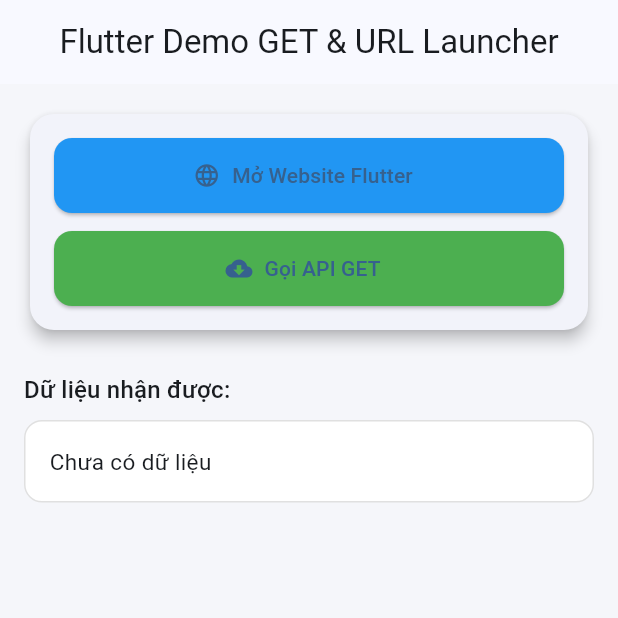
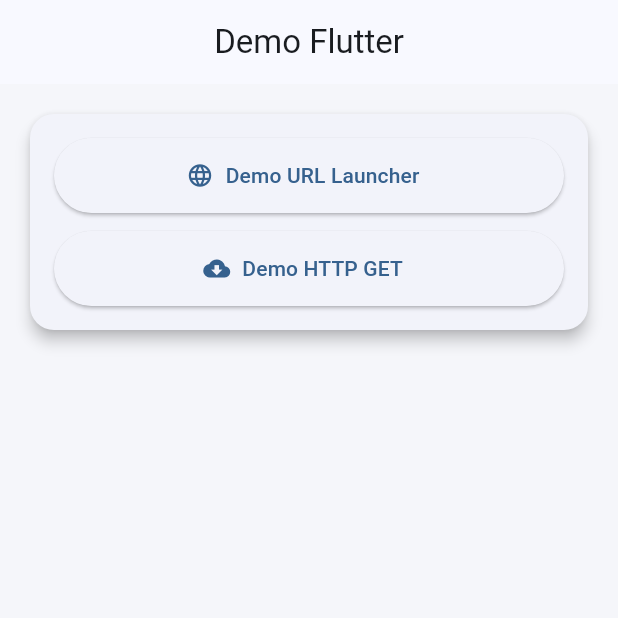
Before and after one commit to Claudeyami/Mobiapp1, a Flutter app: the screen it shows after launch, on a phone screen of 412 x 824 dp, the top half of it. Run offline on Flutter 3.47's test engine with Material 3 defaults, Android fonts, the phone set to English and light mode, and no system bars.

Commit message:
update demo new

```diff
--- a/lib/main.dart
+++ b/lib/main.dart
@@ -1,5 +1,5 @@
 import 'package:flutter/material.dart';
-import 'view/HomeView.dart';
+import 'view/home_view.dart';
 
 void main() {
   runApp(const MyApp());
--- a/lib/view/HomeView.dart
+++ /dev/null
@@ -1,125 +0,0 @@
-import 'package:flutter/material.dart';
-import 'package:http/http.dart' as http;
-import 'dart:convert';
-import 'package:url_launcher/url_launcher.dart';
-
-class HomeView extends StatefulWidget {
-  const HomeView({super.key});
-
-  @override
-  State<HomeView> createState() => _HomeViewState();
-}
-
-class _HomeViewState extends State<HomeView> {
-  String title = "Chưa có dữ liệu";
-
-  Future<void> fetchData() async {
-    setState(() {
-      title = "Đang gọi API...";
-    });
-
-    final response = await http.get(
-      Uri.parse("https://jsonplaceholder.typicode.com/posts/1"),
-    );
-
-    if (response.statusCode == 200) {
-      final data = jsonDecode(response.body);
-      setState(() {
-        title =
-        "Gọi API thành công!\n\n"
-            "Tiêu đề trả về từ server:\n"
-            "${data["title"]}";
-      });
-    } else {
-      setState(() {
-        title = "Gọi API thất bại!";
-      });
-    }
-  }
-  Future<void> openWebsite() async {
-    final Uri url = Uri.parse("https://flutter.dev");
-    await launchUrl(url, mode: LaunchMode.externalApplication);
-  }
-
-  @override
-  Widget build(BuildContext context) {
-    return Scaffold(
-      backgroundColor: const Color(0xFFF5F6FA),
-      appBar: AppBar(
-        title: const Text("Flutter Demo GET & URL Launcher"),
-        centerTitle: true,
-        elevation: 0,
-      ),
-      body: Padding(
-        padding: const EdgeInsets.all(16),
-        child: Column(
-          children: [
-            Card(
-              shape: RoundedRectangleBorder(
-                borderRadius: BorderRadius.circular(16),
-              ),
-              elevation: 4,
-              child: Padding(
-                padding: const EdgeInsets.all(16),
-                child: Column(
-                  children: [
-                    ElevatedButton.icon(
-                      icon: const Icon(Icons.language),
-                      label: const Text("Mở Website Flutter"),
-                      style: ElevatedButton.styleFrom(
-                        minimumSize: const Size.fromHeight(50),
-                        backgroundColor: Colors.blue,
-                        shape: RoundedRectangleBorder(
-                          borderRadius: BorderRadius.circular(12),
-                        ),
-                      ),
-                      onPressed: openWebsite,
-                    ),
-                    const SizedBox(height: 12),
-                    ElevatedButton.icon(
-                      icon: const Icon(Icons.cloud_download),
-                      label: const Text("Gọi API GET"),
-                      style: ElevatedButton.styleFrom(
-                        minimumSize: const Size.fromHeight(50),
-                        backgroundColor: Colors.green,
-                        shape: RoundedRectangleBorder(
-                          borderRadius: BorderRadius.circular(12),
-                        ),
-                      ),
-                      onPressed: fetchData,
-                    ),
-                  ],
-                ),
-              ),
-            ),
-
-            const SizedBox(height: 24),
-
-            Align(
-              alignment: Alignment.centerLeft,
-              child: Text(
-                "Dữ liệu nhận được:",
-                style: Theme.of(context).textTheme.titleMedium,
-              ),
-            ),
-            const SizedBox(height: 8),
-
-            Container(
-              width: double.infinity,
-              padding: const EdgeInsets.all(16),
-              decoration: BoxDecoration(
-                color: Colors.white,
-                borderRadius: BorderRadius.circular(12),
-                border: Border.all(color: Colors.grey.shade300),
-              ),
-              child: Text(
-                title,
-                style: const TextStyle(fontSize: 15),
-              ),
-            ),
-          ],
-        ),
-      ),
-    );
-  }
-}
--- /dev/null
+++ b/lib/view/home_view.dart
@@ -0,0 +1,69 @@
+import 'package:flutter/material.dart';
+import 'get_view.dart';
+import 'url_launcher_view.dart';
+
+class HomeView extends StatelessWidget {
+  const HomeView({super.key});
+
+  @override
+  Widget build(BuildContext context) {
+    return Scaffold(
+      backgroundColor: const Color(0xFFF5F6FA),
+      appBar: AppBar(
+        title: const Text("Demo Flutter"),
+        centerTitle: true,
+      ),
+      body: Padding(
+        padding: const EdgeInsets.all(16),
+        child: Column(
+          children: [
+            Card(
+              shape: RoundedRectangleBorder(
+                borderRadius: BorderRadius.circular(16),
+              ),
+              elevation: 4,
+              child: Padding(
+                padding: const EdgeInsets.all(16),
+                child: Column(
+                  children: [
+                    ElevatedButton.icon(
+                      icon: const Icon(Icons.language),
+                      label: const Text("Demo URL Launcher"),
+                      style: ElevatedButton.styleFrom(
+                        minimumSize: const Size.fromHeight(50),
+                      ),
+                      onPressed: () {
+                        Navigator.push(
+                          context,
+                          MaterialPageRoute(
+                            builder: (_) => const UrlLauncherView(),
+                          ),
+                        );
+                      },
+                    ),
+                    const SizedBox(height: 12),
+                    ElevatedButton.icon(
+                      icon: const Icon(Icons.cloud_download),
+                      label: const Text("Demo HTTP GET"),
+                      style: ElevatedButton.styleFrom(
+                        minimumSize: const Size.fromHeight(50),
+                      ),
+                      onPressed: () {
+                        Navigator.push(
+                          context,
+                          MaterialPageRoute(
+                            builder: (_) => const GetView(),
+                          ),
+                        );
+                      },
+                    ),
+                  ],
+                ),
+              ),
+            ),
+          ],
+        ),
+      ),
+    );
+  }
+}
```
Also changed, not shown: lib/view/get_view.dart (added, +70 -0 lines), lib/view/url_launcher_view.dart (added, +27 -0 lines), 1 other file.
